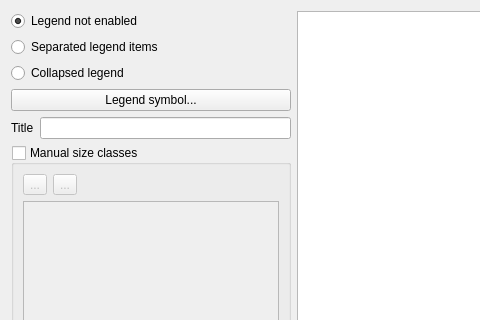
The window that src/ui/qgsdatadefinedsizelegendwidget.ui (qgis/QGIS) describes before a commit, drawn with Qt 5; both pictures show x 0 to 480 and y 0 to 320 of the 718 by 749 pixel window.
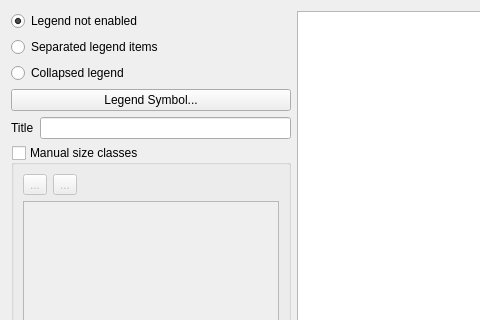
The same window after the commit. Icons and pictures are not drawn.

Diff of the .ui file:
```diff
--- a/src/ui/qgsdatadefinedsizelegendwidget.ui
+++ b/src/ui/qgsdatadefinedsizelegendwidget.ui
@@ -43,7 +43,7 @@
      <item>
       <widget class="QPushButton" name="btnChangeSymbol">
        <property name="text">
-        <string>Legend symbol...</string>
+        <string>Legend Symbol...</string>
        </property>
       </widget>
      </item>
```
